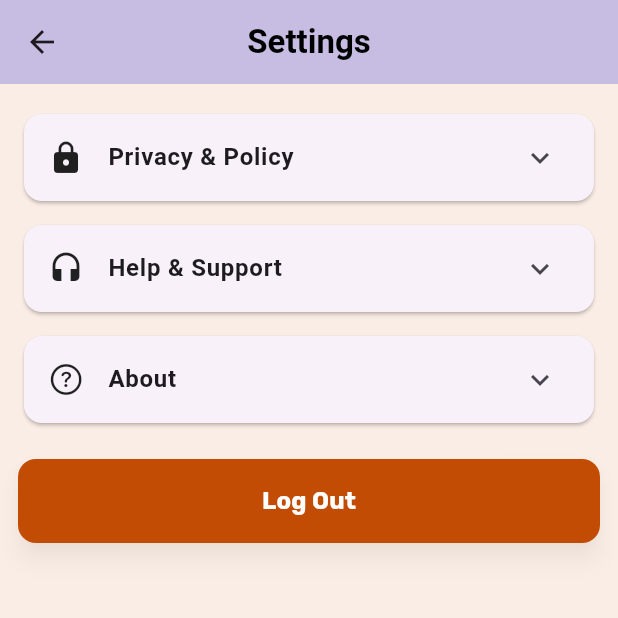
After one commit to FairNest/FairNest, a Flutter app: the SettingsPage screen opened directly, on a phone screen of 412 x 824 dp, the top half of it. The commit adds this screen. Run offline on Flutter 3.47's test engine with Material 3 defaults, Android fonts, the phone set to English and light mode, and no system bars; our stand-ins replace dio, flutter_secure_storage, google_fonts, jwt_decoder; accounts and stored records are empty; Roboto replaces fonts that are missing (Krub).

Commit message:
some update

```diff
--- a/fairnestui/lib/main.dart
+++ b/fairnestui/lib/main.dart
@@ -1,16 +1,16 @@
 import 'package:fairnestui/TestCardPage.dart';
+import 'package:fairnestui/auth/login_page.dart';
 import 'package:fairnestui/auth/welcome_page.dart';
 import 'package:fairnestui/pages/FindRoommate/GroupCheckPage.dart';
 import 'package:fairnestui/pages/FindRoommate/GroupHomePage.dart';
 import 'package:fairnestui/pages/FindRoommate/RequestJoinRoomPage.dart';
+import 'package:fairnestui/pages/Settings/SettingPage.dart';
 import 'package:fairnestui/shell/app_shell.dart';
 import 'package:flutter/material.dart';
 import 'package:provider/provider.dart';
 
 import 'package:fairnestui/pages/room_creation/room_creation_controller.dart';
 import 'package:fairnestui/pages/room_creation/create_room_flow.dart';
-
-// all your other imports …
 
 void main() {
   runApp(
@@ -33,7 +33,7 @@ class MyApp extends StatelessWidget {
         colorScheme: ColorScheme.fromSeed(seedColor: Colors.deepPurple),
         useMaterial3: true,
       ),
-      home: const GroupHomePage(),
+      home: const LoginPage(),
     );
   }
 }
--- /dev/null
+++ b/fairnestui/lib/pages/Settings/SettingPage.dart
@@ -0,0 +1,241 @@
+import 'package:fairnestui/components/MainButton.dart';
+import 'package:flutter/cupertino.dart';
+import 'package:flutter/material.dart';
+import 'package:fairnestui/theme/app_colors.dart';
+
+class SettingsPage extends StatelessWidget {
+  const SettingsPage({
+    super.key,
+    this.onLogout,
+  });
+
+  /// Optional: pass a callback to clear tokens, navigate to login, etc.
+  final VoidCallback? onLogout;
+
+  TextStyle get _titleStyle => const TextStyle(
+        fontFamily: 'Krub',
+        fontWeight: FontWeight.w700,
+        color: Colors.black,
+      );
+
+  TextStyle get _sectionTitleStyle => const TextStyle(
+        fontFamily: 'Krub',
+        fontWeight: FontWeight.w600,
+        fontSize: 16,
+      );
+
+  TextStyle get _bodyStyle => const TextStyle(
+        fontSize: 14,
+        color: Colors.black87,
+        height: 1.35,
+      );
+
+  @override
+  Widget build(BuildContext context) {
+    return Scaffold(
+      backgroundColor: AppColors.background,
+      appBar: AppBar(
+        backgroundColor: AppColors.primary,
+        centerTitle: true,
+        title: Text('Settings', style: _titleStyle),
+        elevation: 0,
+      ),
+      body: ListView(
+        padding: const EdgeInsets.fromLTRB(12, 12, 12, 24),
+        children: [
+          // Privacy & Policy
+          _SettingsCard(
+            leading: const Icon(Icons.lock, color: Colors.black87),
+            title: 'Privacy & Policy',
+            titleStyle: _sectionTitleStyle,
+            child: _BulletedSection(
+              style: _bodyStyle,
+              items: const [
+                'What we do: FairNest helps with expense management, chore rotation, house rules, and roommate compatibility tracking to reduce conflicts and improve transparency.',
+                'Data handling: user accounts and room data are stored securely; only necessary data for features is collected (e.g., tasks, expenses, members).',
+                'Security: authentication and authorization via tokens; passwords are hashed using strong algorithms; requests are served by a hardened backend & reverse proxy.',
+                'Your control: you can edit or remove house rules, tasks, and expense entries you created, and leave rooms if permitted by room settings.',
+              ],
+            ),
+          ),
+
+          // Help & Support
+          _SettingsCard(
+            leading: const Icon(Icons.headset, color: Colors.black87),
+            title: 'Help & Support',
+            titleStyle: _sectionTitleStyle,
+            child: Column(
+              crossAxisAlignment: CrossAxisAlignment.start,
+              children: [
+                Text('Common topics',
+                    style: _bodyStyle.copyWith(fontWeight: FontWeight.w600)),
+                const SizedBox(height: 6),
+                _Bullet(
+                    text:
+                        'How to split expenses (evenly vs custom) and settle balances.',
+                    style: _bodyStyle),
+                _Bullet(
+                    text:
+                        'Setting chore recurrence & auto-rotate for fair distribution.',
+                    style: _bodyStyle),
+                _Bullet(
+                    text: 'Managing house rules and reminders for roommates.',
+                    style: _bodyStyle),
+                _Bullet(
+                    text:
+                        'Understanding compatibility insights & improving scores.',
+                    style: _bodyStyle),
+                const SizedBox(height: 10),
+                Text('Contact',
+                    style: _bodyStyle.copyWith(fontWeight: FontWeight.w600)),
+                const SizedBox(height: 6),
+                Text(
+                  'If you run into issues, send logs/screenshots and your app version. '
+                  'Support channel can help with account access, room membership, and data corrections.',
+                  style: _bodyStyle,
+                ),
+              ],
+            ),
+          ),
+
+          // About
+          _SettingsCard(
+            leading: const Icon(CupertinoIcons.question_circle,
+                color: Colors.black87),
+            title: 'About',
+            titleStyle: _sectionTitleStyle,
+            child: Column(
+              crossAxisAlignment: CrossAxisAlignment.start,
+              children: [
+                Text('FairNest',
+                    style: _bodyStyle.copyWith(fontWeight: FontWeight.w700)),
+                const SizedBox(height: 6),
+                Text(
+                  'A smart roommate management system that unifies expense tracking, chore management with auto-rotation, '
+                  'house-rule reminders, and compatibility insights—built to promote fairness and reduce conflict in shared living.',
+                  style: _bodyStyle,
+                ),
+                const SizedBox(height: 10),
+                Text('Core features',
+                    style: _bodyStyle.copyWith(fontWeight: FontWeight.w600)),
+                const SizedBox(height: 6),
+                _Bullet(
+                    text:
+                        'Expense Management: log shared costs (rent, utilities, groceries) with customizable splits.',
+                    style: _bodyStyle),
+                _Bullet(
+                    text:
+                        'Chore Manager: recurring tasks with fair auto-rotation and reminders.',
+                    style: _bodyStyle),
+                _Bullet(
+                    text:
+                        'House Rules: visible, editable agreements to improve communication.',
+                    style: _bodyStyle),
+                _Bullet(
+                    text:
+                        'Compatibility: behavior/feedback-driven insights to support harmony.',
+                    style: _bodyStyle),
+                const SizedBox(height: 10),
+                Text('Tech stack (high level)',
+                    style: _bodyStyle.copyWith(fontWeight: FontWeight.w600)),
+                const SizedBox(height: 6),
+                _Bullet(
+                    text: 'Frontend: Flutter (mobile). Networking via Dio.',
+                    style: _bodyStyle),
+                _Bullet(
+                    text:
+                        'Backend: Go + Fiber, JWT for auth, GORM with PostgreSQL.',
+                    style: _bodyStyle),
+                _Bullet(
+                    text:
+                        'Security: strong password hashing, reverse proxy, and containerized deployment.',
+                    style: _bodyStyle),
+                const SizedBox(height: 10),
+                Text('Version',
+                    style: _bodyStyle.copyWith(fontWeight: FontWeight.w600)),
+                const SizedBox(height: 6),
+                Text('App version: 0.1.0 (dev)  •  Build channel: debug',
+                    style: _bodyStyle),
+              ],
+            ),
+          ),
+
+          const SizedBox(height: 16),
+          // Logout button
+          MainButton(
+            text: 'Log Out',
+            onPressed: onLogout ??
+                () {}, // replace with your auth sign-out + navigation
+            backgroundColor: const Color(0xFFC34C04),
+            textColor: Colors.white,
+            width: double.infinity,
+            height: 56,
+            fontWeight: FontWeight.w700,
+          ),
+        ],
+      ),
+    );
+  }
+}
+
+class _SettingsCard extends StatelessWidget {
+  const _SettingsCard({
+    required this.leading,
+    required this.title,
+    required this.titleStyle,
+    required this.child,
+  });
+
+  final Widget leading;
+  final String title;
+  final TextStyle titleStyle;
+  final Widget child;
+
+  @override
+  Widget build(BuildContext context) {
+    return Card(
+      margin: const EdgeInsets.symmetric(vertical: 8, horizontal: 4),
+      shape: RoundedRectangleBorder(borderRadius: BorderRadius.circular(12)),
+      child: ExpansionTile(
+        leading: leading,
+        title: Text(title, style: titleStyle),
+        childrenPadding: const EdgeInsets.fromLTRB(16, 0, 16, 16),
+        children: [child],
+      ),
+    );
+  }
+}
+
+class _BulletedSection extends StatelessWidget {
+  const _BulletedSection({required this.items, required this.style});
+  final List<String> items;
+  final TextStyle style;
+
+  @override
+  Widget build(BuildContext context) {
+    return Column(
+      children: items.map((t) => _Bullet(text: t, style: style)).toList(),
+      crossAxisAlignment: CrossAxisAlignment.start,
+    );
+  }
+}
+
+class _Bullet extends StatelessWidget {
+  const _Bullet({required this.text, required this.style});
+  final String text;
+  final TextStyle style;
+
+  @override
+  Widget build(BuildContext context) {
+    return Padding(
+      padding: const EdgeInsets.only(bottom: 6),
+      child: Row(
+        crossAxisAlignment: CrossAxisAlignment.start,
+        children: [
+          const Text('•  '),
+          Expanded(child: Text(text, style: style)),
+        ],
+      ),
+    );
+  }
+}
```
Also changed, not shown: fairnestui/lib/pages/FindRoommate/GroupHomePage.dart (+35 -5 lines), fairnestui/lib/pages/room_creation/RoommateAgreement.dart (+0 -32 lines), fairnestui/lib/pages/room_creation/room_creation_controller.dart (+2 -11 lines), fairnestui/lib/Notification/NotificationPage.dart (added), 8 other files.
